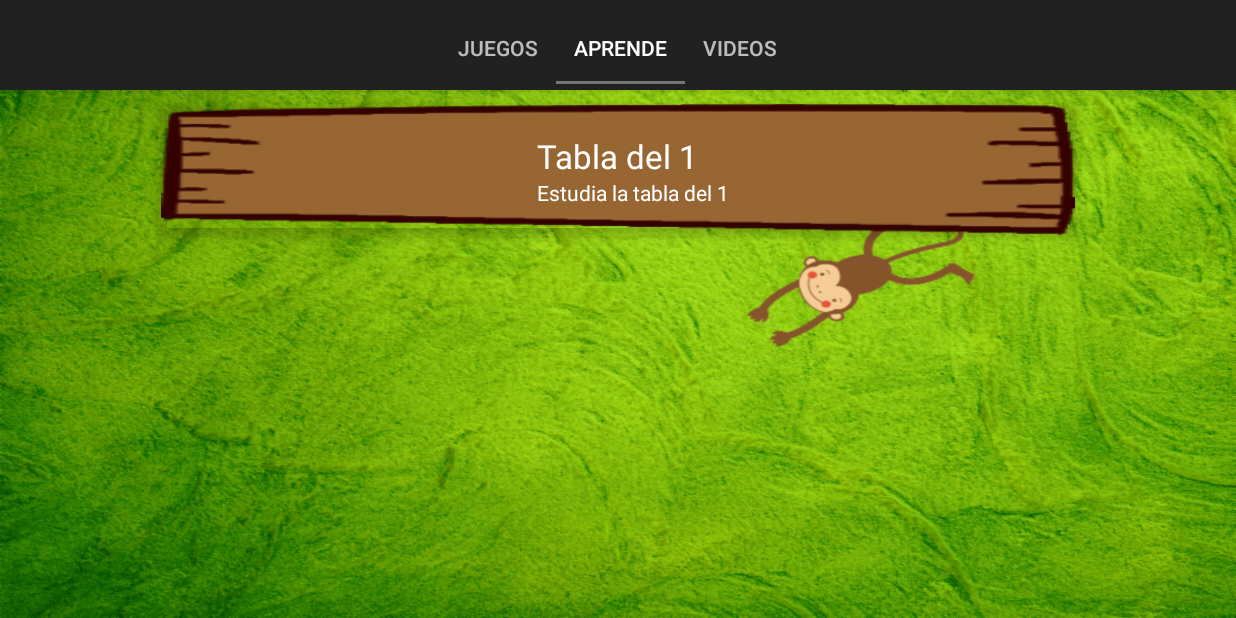
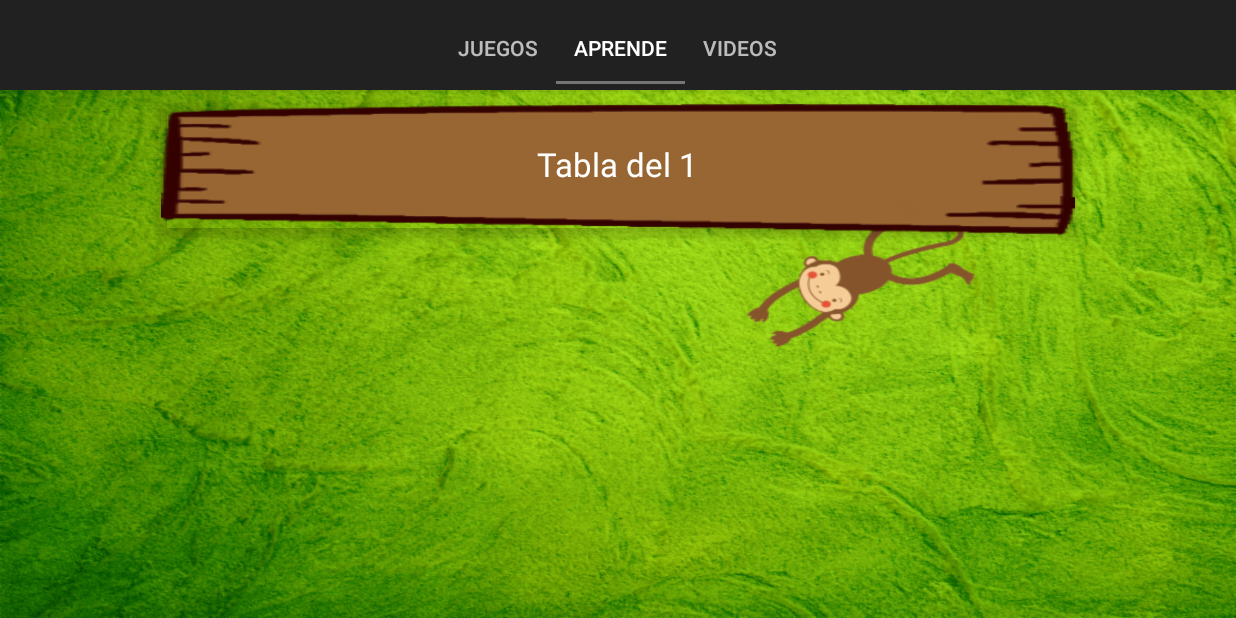
Before and after one commit to miguelpiza93/Mult, an Android app: the screen it shows after launch (MainActivity), tab 2 chosen, on a phone screen of 824 x 412 dp (held sideways). Run offline under Robolectric (Android 15) with nearby library versions, the phone set to English and light mode, and no system bars; our stand-ins replace AdMob.

Commit message:
Se elimina la descripción de la tarjeta

```diff
--- a/app/src/main/java/com/app/multiplicando/CatalogoTablas.java
+++ b/app/src/main/java/com/app/multiplicando/CatalogoTablas.java
@@ -85,8 +85,7 @@ public class CatalogoTablas extends Fragment implements IAdapterComunication {
     private List<Item> getItemsTablas(){
         List<Item> tablas = new ArrayList<>();
         for (int i = 1; i <11 ; i++) {
-            tablas.add(new Item("Tabla del ".concat(String.valueOf(i)),
-                    "Estudia la tabla del " + i, i));
+            tablas.add(new Item("Tabla del ".concat(String.valueOf(i)),i));
         }
         return tablas;
     }
--- a/app/src/main/java/com/app/multiplicando/TablaActivity.java
+++ b/app/src/main/java/com/app/multiplicando/TablaActivity.java
@@ -13,6 +13,8 @@ public class TablaActivity extends AppCompatActivity {
     protected void onCreate(Bundle savedInstanceState) {
         super.onCreate(savedInstanceState);
         setContentView(R.layout.activity_tabla);
+
+        System.gc();
 
         int tabla = getIntent().getIntExtra("Tabla", 0);
         int idResource = 0;
--- a/app/src/main/java/com/app/multiplicando/adapters/Item.java
+++ b/app/src/main/java/com/app/multiplicando/adapters/Item.java
@@ -8,15 +8,13 @@ public class Item {
 
     private String nombre;
     private int numero;
-    private String descripcion;
 
     public Item(){
 
     }
 
-    public Item(String nombre, String descripcion, int numero) {
+    public Item(String nombre, int numero) {
         this.nombre = nombre;
-        this.descripcion = descripcion;
         this.numero = numero;
     }
 
@@ -28,14 +26,6 @@ public class Item {
         this.nombre = nombre;
     }
 
-    public String getDescripcion() {
-        return descripcion;
-    }
-
-    public void setDescripcion(String descripcion) {
-        this.descripcion = descripcion;
-    }
-
     public int getNumero() {
         return numero;
     }
--- a/app/src/main/java/com/app/multiplicando/adapters/ItemAdapter.java
+++ b/app/src/main/java/com/app/multiplicando/adapters/ItemAdapter.java
@@ -35,7 +35,6 @@ public class ItemAdapter extends RecyclerView.Adapter<ItemAdapter.JuegoViewHolde
     @Override
     public void onBindViewHolder(JuegoViewHolder viewHolder, int i) {
         viewHolder.nombre.setText(items.get(i).getNombre());
-        viewHolder.descripcion.setText(items.get(i).getDescripcion());
         viewHolder.numero = items.get(i).getNumero();
     }
 
@@ -47,7 +46,6 @@ public class ItemAdapter extends RecyclerView.Adapter<ItemAdapter.JuegoViewHolde
     public static class JuegoViewHolder extends RecyclerView.ViewHolder{
 
         public TextView nombre;
-        public TextView descripcion;
         public int numero;
 
         public JuegoViewHolder(final View itemView) {
@@ -58,9 +56,7 @@ public class ItemAdapter extends RecyclerView.Adapter<ItemAdapter.JuegoViewHolde
                     listener.callBack(numero);
                 }
             });
-
             nombre = (TextView) itemView.findViewById(R.id.nombre);
-            descripcion = (TextView) itemView.findViewById(R.id.descripcion);
         }
     }
 }
--- a/app/src/main/res/layout/card_view_layout.xml
+++ b/app/src/main/res/layout/card_view_layout.xml
@@ -28,18 +28,8 @@
                 android:id="@+id/nombre"
                 android:textColor="@color/white"
                 android:layout_alignParentTop="true"
-                android:paddingTop="20dp"
+                android:paddingTop="25dp"
                 android:layout_centerHorizontal="true"/>
-
-            <TextView
-                android:layout_width="wrap_content"
-                android:layout_height="wrap_content"
-                android:textAppearance="?android:attr/textAppearanceSmall"
-                android:text="Small Text"
-                android:textColor="@color/white"
-                android:id="@+id/descripcion"
-                android:layout_below="@+id/nombre"
-                android:layout_alignLeft="@+id/nombre" />
 
         </RelativeLayout>
 
```
